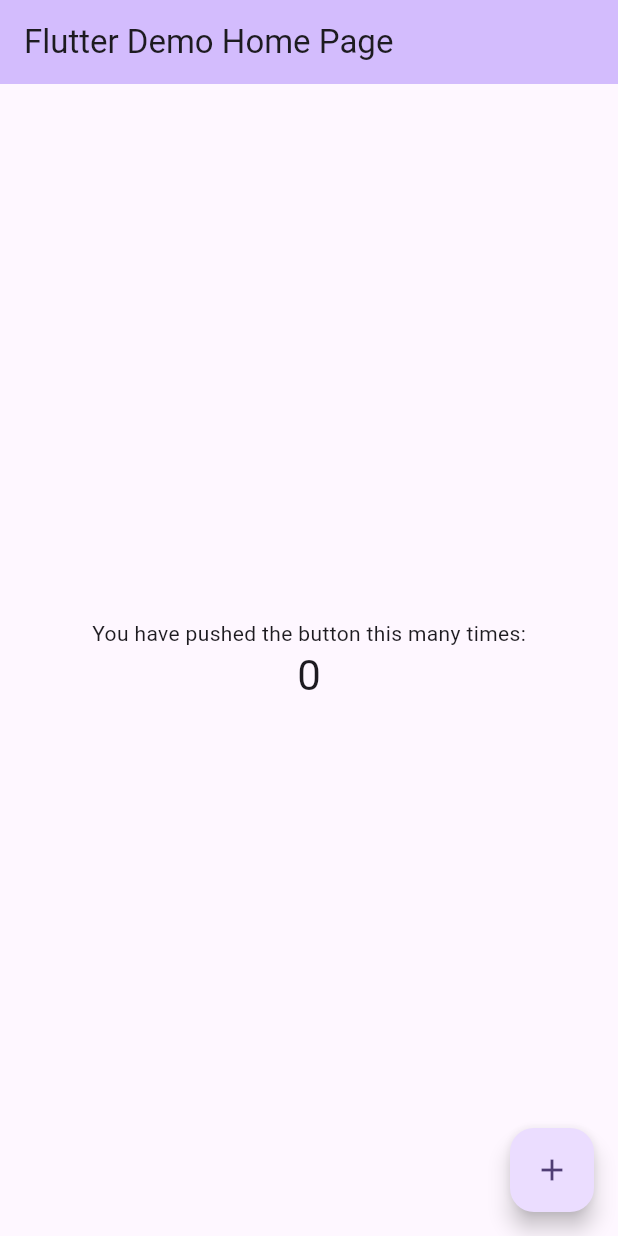
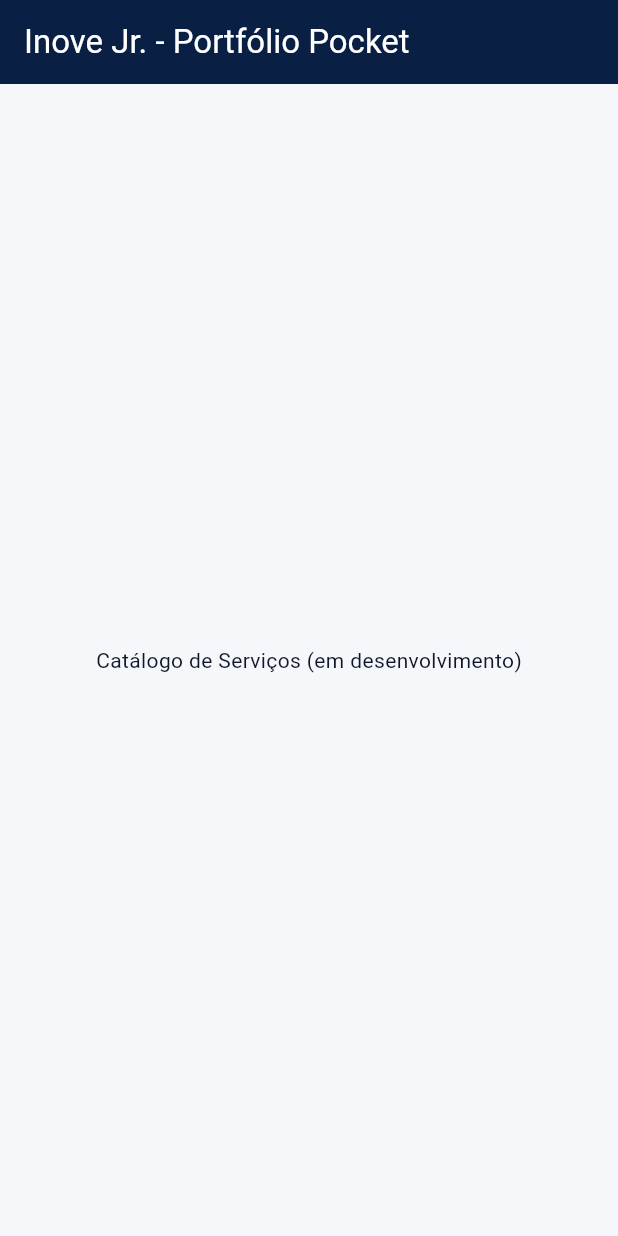
Before and after one commit to Taua-Oliveira/inovejr-portfolio-pocket, a Flutter app: the screen it shows after launch, on a phone screen of 412 x 824 dp. Run offline on Flutter 3.47's test engine with Material 3 defaults, Android fonts, the phone set to English and light mode, and no system bars; our stand-ins replace get_it.

Commit message:
feat: estrutura base mvvm, models, repository e viewmodel do catalogo

```diff
--- /dev/null
+++ b/lib/core/theme/app_theme.dart
@@ -0,0 +1,129 @@
+import 'package:flutter/material.dart';
+
+/// Tema corporativo da Inove Jr. baseado em Material 3.
+///
+/// Centraliza a paleta de cores oficial (azul-marinho e azul ciano elétrico)
+/// e os estilos globais de componentes para garantir consistência visual entre telas.
+class AppTheme {
+  AppTheme._();
+
+  /// Azul-marinho escuro utilizado como cor primária institucional.
+  static const Color primaryNavy = Color(0xFF0A1F44);
+
+  /// Azul corporativo intermediário para variações sutis e bordas.
+  static const Color primaryLight = Color(0xFF1A3A73);
+
+  /// Azul ciano elétrico usado para destaques, CTAs e elementos interativos.
+  static const Color accentCyan = Color(0xFF00B4D8);
+
+  /// Tom suave de ciano para realces secundários e superfícies de apoio.
+  static const Color accentCyanLight = Color(0xFF90E0EF);
+
+  /// Fundo claro padrão das telas.
+  static const Color backgroundLight = Color(0xFFF5F7FA);
+
+  /// Branco puro para cartões, campos e superfícies elevadas.
+  static const Color surfaceWhite = Color(0xFFFFFFFF);
+
+  /// Cor principal de texto de alto contraste.
+  static const Color textPrimary = Color(0xFF0F172A);
+
+  /// Cor secundária para subtítulos e descrições de apoio.
+  static const Color textSecondary = Color(0xFF475569);
+
+  /// Configuração padrão do tema claro da aplicação.
+  static ThemeData get lightTheme {
+    final colorScheme = ColorScheme.fromSeed(
+      seedColor: primaryNavy,
+      brightness: Brightness.light,
+    ).copyWith(
+      primary: primaryNavy,
+      onPrimary: Colors.white,
+      secondary: accentCyan,
+      onSecondary: primaryNavy,
+      surface: surfaceWhite,
+      onSurface: textPrimary,
+      surfaceContainerLowest: surfaceWhite,
+      surfaceContainerLow: backgroundLight,
+    );
+
+    return ThemeData(
+      useMaterial3: true,
+      colorScheme: colorScheme,
+      scaffoldBackgroundColor: backgroundLight,
+      appBarTheme: const AppBarTheme(
+        backgroundColor: primaryNavy,
+        foregroundColor: Colors.white,
+        elevation: 0,
+        centerTitle: false,
+      ),
+      cardTheme: CardThemeData(
+        color: surfaceWhite,
+        elevation: 1,
+        shape: RoundedRectangleBorder(
+          borderRadius: BorderRadius.circular(16),
+        ),
+      ),
+      chipTheme: ChipThemeData(
+        backgroundColor: surfaceWhite,
+        selectedColor: primaryNavy,
+        secondarySelectedColor: primaryNavy,
+        disabledColor: backgroundLight,
+        labelStyle: const TextStyle(
+          color: textPrimary,
+          fontWeight: FontWeight.w500,
+        ),
+        secondaryLabelStyle: const TextStyle(
+          color: Colors.white,
+          fontWeight: FontWeight.w600,
+        ),
+        checkmarkColor: accentCyan,
+        side: BorderSide(color: primaryLight.withValues(alpha: 0.25)),
+        shape: RoundedRectangleBorder(
+          borderRadius: BorderRadius.circular(20),
+        ),
+      ),
+      elevatedButtonTheme: ElevatedButtonThemeData(
+        style: ElevatedButton.styleFrom(
+          backgroundColor: primaryNavy,
+          foregroundColor: Colors.white,
+          padding: const EdgeInsets.symmetric(horizontal: 20, vertical: 14),
+          shape: RoundedRectangleBorder(
+            borderRadius: BorderRadius.circular(12),
+          ),
+        ),
+      ),
+      filledButtonTheme: FilledButtonThemeData(
+        style: FilledButton.styleFrom(
+          backgroundColor: accentCyan,
+          foregroundColor: primaryNavy,
+          padding: const EdgeInsets.symmetric(horizontal: 20, vertical: 14),
+          textStyle: const TextStyle(fontWeight: FontWeight.w600),
+          shape: RoundedRectangleBorder(
+            borderRadius: BorderRadius.circular(12),
+          ),
+        ),
+      ),
+      inputDecorationTheme: InputDecorationTheme(
+        filled: true,
+        fillColor: surfaceWhite,
+        contentPadding: const EdgeInsets.symmetric(
+          horizontal: 16,
+          vertical: 14,
+        ),
+        border: OutlineInputBorder(
+          borderRadius: BorderRadius.circular(12),
+          borderSide: BorderSide(color: primaryLight.withValues(alpha: 0.25)),
+        ),
+        enabledBorder: OutlineInputBorder(
+          borderRadius: BorderRadius.circular(12),
+          borderSide: BorderSide(color: primaryLight.withValues(alpha: 0.25)),
+        ),
+        focusedBorder: OutlineInputBorder(
+          borderRadius: BorderRadius.circular(12),
+          borderSide: const BorderSide(color: accentCyan, width: 2),
+        ),
+      ),
+    );
+  }
+}
--- /dev/null
+++ b/lib/features/catalogo/view/catalogo_page.dart
@@ -0,0 +1,26 @@
+import 'package:flutter/material.dart';
+
+// TODO: Tela a ser implementada pela equipe de UI
+// Dica de integração com a ViewModel:
+// 1. Converta para StatefulWidget ou obtenha a ViewModel via `getIt<CatalogoViewModel>()`.
+// 2. No `initState`, chame `_viewModel.carregarServicos()` e lembre-se de chamar `_viewModel.dispose()` no `dispose()`.
+// 3. No `build`, envolva a interface com `ListenableBuilder(listenable: _viewModel, builder: ...)`
+//    para reagir a `isLoading`, `erroMensagem`, `categoriaSelecionada` e `servicosFiltrados`.
+
+/// Tela principal do catálogo de serviços da Inove Jr.
+class CatalogoPage extends StatelessWidget {
+  /// Cria a tela inicial do catálogo.
+  const CatalogoPage({super.key});
+
+  @override
+  Widget build(BuildContext context) {
+    return Scaffold(
+      appBar: AppBar(
+        title: const Text('Inove Jr. - Portfólio Pocket'),
+      ),
+      body: const Center(
+        child: Text('Catálogo de Serviços (em desenvolvimento)'),
+      ),
+    );
+  }
+}
--- a/lib/main.dart
+++ b/lib/main.dart
@@ -1,122 +1,26 @@
 import 'package:flutter/material.dart';
+import 'package:inovejr_portfolio_pocket/core/di/service_locator.dart';
+import 'package:inovejr_portfolio_pocket/core/theme/app_theme.dart';
+import 'package:inovejr_portfolio_pocket/features/catalogo/view/catalogo_page.dart';
 
 void main() {
-  runApp(const MyApp());
+  WidgetsFlutterBinding.ensureInitialized();
+  setupServiceLocator();
+  runApp(const InovePortfolioApp());
 }
 
-class MyApp extends StatelessWidget {
-  const MyApp({super.key});
+/// Widget raiz da aplicação "Inove Jr. - Portfólio Pocket".
+class InovePortfolioApp extends StatelessWidget {
+  /// Cria a instância raiz da aplicação.
+  const InovePortfolioApp({super.key});
 
-  // This widget is the root of your application.
   @override
   Widget build(BuildContext context) {
     return MaterialApp(
-      title: 'Flutter Demo',
-      theme: ThemeData(
-        // This is the theme of your application.
-        //
-        // TRY THIS: Try running your application with "flutter run". You'll see
-        // the application has a purple toolbar. Then, without quitting the app,
-        // try changing the seedColor in the colorScheme below to Colors.green
-        // and then invoke "hot reload" (save your changes or press the "hot
-        // reload" button in a Flutter-supported IDE, or press "r" if you used
-        // the command line to start the app).
-        //
-        // Notice that the counter didn't reset back to zero; the application
-        // state is not lost during the reload. To reset the state, use hot
-        // restart instead.
-        //
-        // This works for code too, not just values: Most code changes can be
-        // tested with just a hot reload.
-        colorScheme: .fromSeed(seedColor: Colors.deepPurple),
-      ),
-      home: const MyHomePage(title: 'Flutter Demo Home Page'),
+      title: 'Inove Jr. - Portfólio Pocket',
+      debugShowCheckedModeBanner: false,
+      theme: AppTheme.lightTheme,
+      home: const CatalogoPage(),
     );
   }
 }
-
-class MyHomePage extends StatefulWidget {
-  const MyHomePage({super.key, required this.title});
-
-  // This widget is the home page of your application. It is stateful, meaning
-  // that it has a State object (defined below) that contains fields that affect
-  // how it looks.
-
-  // This class is the configuration for the state. It holds the values (in this
-  // case the title) provided by the parent (in this case the App widget) and
-  // used by the build method of the State. Fields in a Widget subclass are
-  // always marked "final".
-
-  final String title;
-
-  @override
-  State<MyHomePage> createState() => _MyHomePageState();
-}
-
-class _MyHomePageState extends State<MyHomePage> {
-  int _counter = 0;
-
-  void _incrementCounter() {
-    setState(() {
-      // This call to setState tells the Flutter framework that something has
-      // changed in this State, which causes it to rerun the build method below
-      // so that the display can reflect the updated values. If we changed
-      // _counter without calling setState(), then the build method would not be
-      // called again, and so nothing would appear to happen.
-      _counter++;
-    });
-  }
-
-  @override
-  Widget build(BuildContext context) {
-    // This method is rerun every time setState is called, for instance as done
-    // by the _incrementCounter method above.
-    //
-    // The Flutter framework has been optimized to make rerunning build methods
-    // fast, so that you can just rebuild anything that needs updating rather
-    // than having to individually change instances of widgets.
-    return Scaffold(
-      appBar: AppBar(
-        // TRY THIS: Try changing the color here to a specific color (to
-        // Colors.amber, perhaps?) and trigger a hot reload to see the AppBar
-        // change color while the other colors stay the same.
-        backgroundColor: Theme.of(context).colorScheme.inversePrimary,
-        // Here we take the value from the MyHomePage object that was created by
-        // the App.build method, and use it to set our appbar title.
-        title: Text(widget.title),
-      ),
-      body: Center(
-        // Center is a layout widget. It takes a single child and positions it
-        // in the middle of the parent.
-        child: Column(
-          // Column is also a layout widget. It takes a list of children and
-          // arranges them vertically. By default, it sizes itself to fit its
-          // children horizontally, and tries to be as tall as its parent.
-          //
-          // Column has various properties to control how it sizes itself and
-          // how it positions its children. Here we use mainAxisAlignment to
-          // center the children vertically; the main axis here is the vertical
-          // axis because Columns are vertical (the cross axis would be
-          // horizontal).
-          //
-          // TRY THIS: Invoke "debug painting" (choose the "Toggle Debug Paint"
-          // action in the IDE, or press "p" in the console), to see the
-          // wireframe for each widget.
-          mainAxisAlignment: .center,
-          children: [
-            const Text('You have pushed the button this many times:'),
-            Text(
-              '$_counter',
-              style: Theme.of(context).textTheme.headlineMedium,
-            ),
-          ],
-        ),
-      ),
-      floatingActionButton: FloatingActionButton(
-        onPressed: _incrementCounter,
-        tooltip: 'Increment',
-        child: const Icon(Icons.add),
-      ),
-    );
-  }
-}
--- a/pubspec.yaml
+++ b/pubspec.yaml
@@ -34,6 +34,8 @@ dependencies:
   # The following adds the Cupertino Icons font to your application.
   # Use with the CupertinoIcons class for iOS style icons.
   cupertino_icons: ^1.0.8
+  get_it: ^9.3.0
+  url_launcher: ^6.3.3
 
 dev_dependencies:
   flutter_test:
```
Also changed, not shown: lib/core/di/service_locator.dart (added, +28 -0 lines), lib/features/catalogo/model/servico_model.dart (added, +97 -0 lines), lib/features/catalogo/repository/servico_repository.dart (added, +126 -0 lines), lib/features/catalogo/view/detalhe_servico_page.dart (added, +31 -0 lines), lib/features/catalogo/viewmodel/catalogo_viewmodel.dart (added, +174 -0 lines), pubspec.lock, 7 other files.
